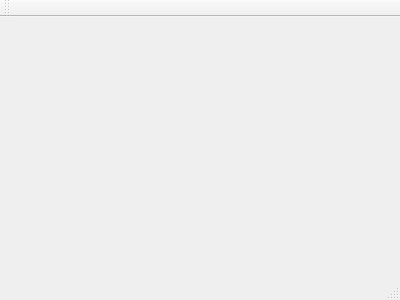
Qt form src/mainwindow.ui (Tyler-Barham/cdiff) before a commit.
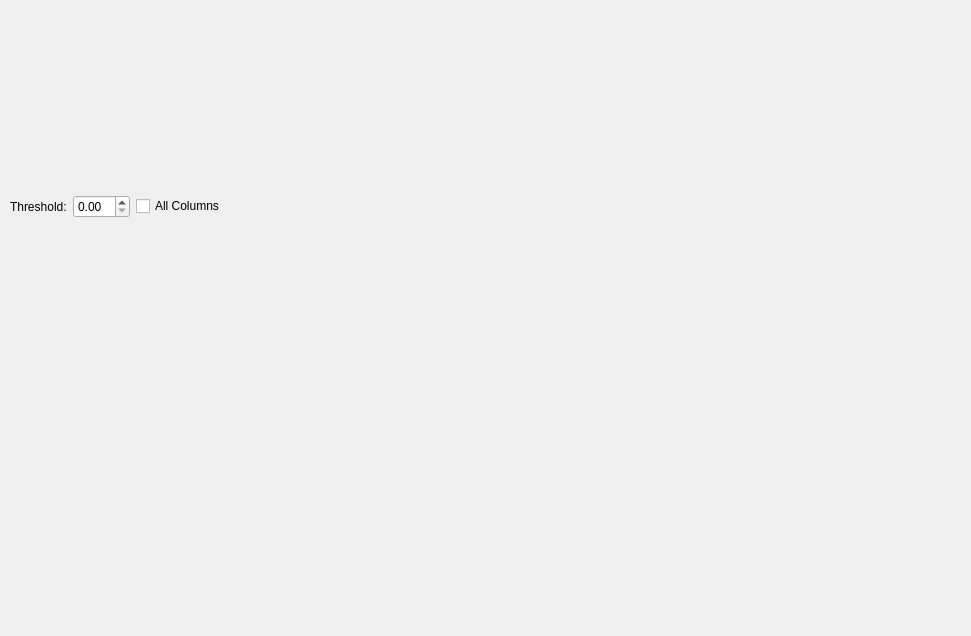
The same form after that commit.

Commit message: Setup basic layout

Diff of the .ui file:
```diff
--- a/src/mainwindow.ui
+++ b/src/mainwindow.ui
@@ -1,24 +1,110 @@
 <ui version="4.0">
  <class>MainWindow</class>
- <widget class="QMainWindow" name="MainWindow" >
-  <property name="geometry" >
+ <widget class="QMainWindow" name="MainWindow">
+  <property name="geometry">
    <rect>
     <x>0</x>
     <y>0</y>
-    <width>400</width>
-    <height>300</height>
+    <width>971</width>
+    <height>636</height>
    </rect>
   </property>
   <property name="windowTitle" >
    <string>MainWindow</string>
   </property>
-  <widget class="QMenuBar" name="menuBar" />
-  <widget class="QToolBar" name="mainToolBar" />
-  <widget class="QWidget" name="centralWidget" />
-  <widget class="QStatusBar" name="statusBar" />
+  <widget class="QWidget" name="centralWidget">
+   <widget class="QWidget" name="verticalLayoutWidget">
+    <property name="geometry">
+     <rect>
+      <x>0</x>
+      <y>0</y>
+      <width>971</width>
+      <height>611</height>
+     </rect>
+    </property>
+    <layout class="QVBoxLayout" name="layoutMain" stretch="0,1">
+     <property name="leftMargin">
+      <number>10</number>
+     </property>
+     <property name="topMargin">
+      <number>5</number>
+     </property>
+     <property name="rightMargin">
+      <number>10</number>
+     </property>
+     <property name="bottomMargin">
+      <number>5</number>
+     </property>
+     <item>
+      <layout class="QHBoxLayout" name="layoutTopbar">
+       <item>
+        <layout class="QHBoxLayout" name="layoutThreshold">
+         <item>
+          <widget class="QLabel" name="labelThreshold">
+           <property name="text">
+            <string>Threshold:</string>
+           </property>
+          </widget>
+         </item>
+         <item>
+          <widget class="QDoubleSpinBox" name="inputThreshold"/>
+         </item>
+        </layout>
+       </item>
+       <item>
+        <widget class="QCheckBox" name="checkBoxAllCols">
+         <property name="text">
+          <string>All Columns</string>
+         </property>
+        </widget>
+       </item>
+       <item>
+        <spacer name="spacerTopbar">
+         <property name="orientation">
+          <enum>Qt::Horizontal</enum>
+         </property>
+         <property name="sizeHint" stdset="0">
+          <size>
+           <width>40</width>
+           <height>20</height>
+          </size>
+         </property>
+        </spacer>
+       </item>
+      </layout>
+     </item>
+     <item>
+      <layout class="QHBoxLayout" name="layoutComparison">
+       <item>
+        <layout class="QGridLayout" name="gridComparisonA"/>
+       </item>
+       <item>
+        <widget class="Line" name="line">
+         <property name="orientation">
+          <enum>Qt::Vertical</enum>
+         </property>
+        </widget>
+       </item>
+       <item>
+        <layout class="QGridLayout" name="gridComparisonB"/>
+       </item>
+      </layout>
+     </item>
+    </layout>
+   </widget>
+  </widget>
+  <widget class="QMenuBar" name="menuBar">
+   <property name="geometry">
+    <rect>
+     <x>0</x>
+     <y>0</y>
+     <width>971</width>
+     <height>24</height>
+    </rect>
+   </property>
+  </widget>
  </widget>
- <layoutDefault spacing="6" margin="11" />
- <pixmapfunction></pixmapfunction>
+ <layoutdefault spacing="6" margin="11"/>
  <resources/>
  <connections/>
 </ui>
```
Left out of the diff: 3 changed lines with no effect on the pictures. The commit also changes 1 other file.
